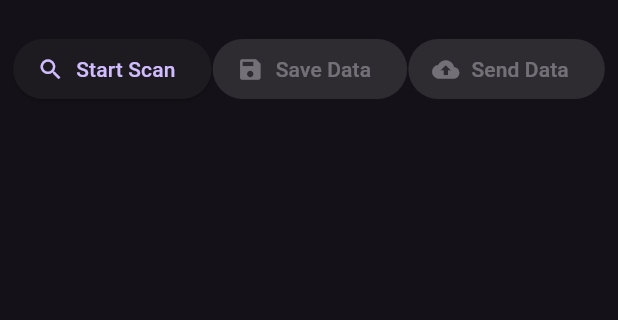
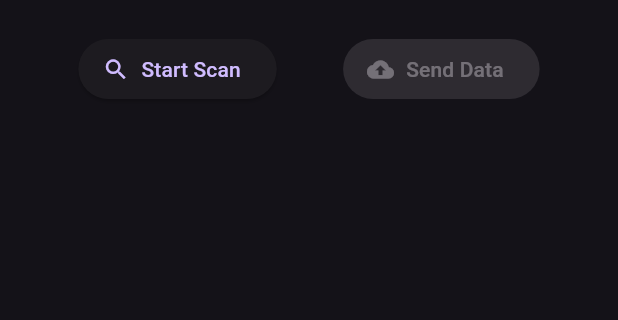
Before and after one commit to enkhbold470/nf_app2, a Flutter app: the screen it shows after launch, after a tap on "Start Scan", on a phone screen of 412 x 824 dp, the part 63-383 px from its top. Run offline on Flutter 3.47's test engine with Material 3 defaults, Android fonts, the phone set to English and light mode, and no system bars; our stand-ins replace flutter_blue_plus, permission_handler.

Commit message:
Refactor BLE connection logic and update data sending functionality

```diff
--- a/lib/main.dart
+++ b/lib/main.dart
@@ -5,7 +5,7 @@ import 'package:http/http.dart' as http;
 import 'dart:convert';
 import 'dart:async';
 import 'dart:io' show Platform;
-
+import 'dart:developer';
 void main() {
   runApp(const MyApp());
 }
@@ -42,11 +42,12 @@ class _HomePageState extends State<HomePage> {
   bool isConnected = false;
   StreamSubscription? connectionStateSubscription;
   StreamSubscription? characteristicSubscription;
-  StreamSubscription? bluetoothStateSubscription;
   final ScrollController _scrollController = ScrollController();
 
-  final String EEG_SERVICE_UUID =
-      "4fafc201-1fb5-459e-8fcc-c5c9c331914b"; // Replace with actual UUID
+  // BLE Configuration
+  final String DEVICE_NAME = "INKY-EEG";
+  final String SERVICE_UUID = "4fafc201-1fb5-459e-8fcc-c5c9c331914b";
+  final String CHARACTERISTIC_UUID = "beb5483e-36e1-4688-b7f5-ea07361b26a8";
 
   @override
   void initState() {
@@ -64,11 +65,6 @@ class _HomePageState extends State<HomePage> {
   }
 
   void startScan() {
-    // if (Platform.isWeb) {
-    //   _showSnackBar('Scanning not supported on web');
-    //   return;
-    // }
-
     setState(() {
       scanResults.clear();
       isScanning = true;
@@ -87,7 +83,8 @@ class _HomePageState extends State<HomePage> {
 
     FlutterBluePlus.scanResults.listen((results) {
       setState(() {
-        scanResults = results;
+        // Filter devices by name
+        scanResults = results.where((result) => result.device.name == DEVICE_NAME).toList();
       });
     });
   }
@@ -112,12 +109,16 @@ class _HomePageState extends State<HomePage> {
 
       List<BluetoothService> services = await device.discoverServices();
       for (var service in services) {
+        // Check if the service UUID matches
+        if (service.uuid.toString() == SERVICE_UUID) {
           for (var characteristic in service.characteristics) {
-          if (characteristic.properties.notify) {
+            // Check if the characteristic UUID matches
+            if (characteristic.uuid.toString() == CHARACTERISTIC_UUID && characteristic.properties.notify) {
               await characteristic.setNotifyValue(true);
               characteristicSubscription = characteristic.value.listen((value) {
                 _handleEEGData(value);
               });
+            }
           }
         }
       }
@@ -149,28 +150,22 @@ class _HomePageState extends State<HomePage> {
     }
   }
 
-  Future<void> saveData() async {
-    try {
-      final String jsonData = json.encode(eegData);
-      // Save to local storage or file system
-      _showSnackBar('Data saved successfully');
-    } catch (e) {
-      _showSnackBar('Failed to save data: ${e.toString()}');
-    }
-  }
-
 Future<void> sendDataToServer() async {
   try {
+    log('sending data: $eegData' );
     final response = await http.post(
-        Uri.parse('http://your-flask-server/eeg-data'),
-        headers: {'Content-Type': 'application/json'},
+      Uri.parse('https://3a01-50-196-183-41.ngrok-free.app/eeg-data'), // Updated endpoint
+      headers: {
+        'Content-Type': 'application/json',
+        'ngrok-skip-browser-warning': 'true', // Add this header
+      },
       body: json.encode({'data': eegData}),
     );
 
     if (response.statusCode == 200) {
       _showSnackBar('Data sent successfully');
     } else {
-        throw Exception('Failed to send data');
+      throw Exception('Failed to send data: ${response.statusCode}');
     }
   } catch (e) {
     _showSnackBar('Failed to send data: ${e.toString()}');
@@ -190,8 +185,7 @@ class _HomePageState extends State<HomePage> {
         title: const Text('EEG BLE Monitor'),
         actions: [
           IconButton(
-            icon:
-                Icon(isConnected ? Icons.bluetooth_connected : Icons.bluetooth),
+            icon: Icon(isConnected ? Icons.bluetooth_connected : Icons.bluetooth),
             onPressed: null,
           ),
         ],
@@ -206,13 +200,7 @@ class _HomePageState extends State<HomePage> {
                 ElevatedButton.icon(
                   icon: Icon(isScanning ? Icons.stop : Icons.search),
                   label: Text(isScanning ? 'Stop Scan' : 'Start Scan'),
-                  onPressed:
-                      isScanning ? () => FlutterBluePlus.stopScan() : startScan,
-                ),
-                ElevatedButton.icon(
-                  icon: const Icon(Icons.save),
-                  label: const Text('Save Data'),
-                  onPressed: isConnected ? saveData : null,
+                  onPressed: isScanning ? () => FlutterBluePlus.stopScan() : startScan,
                 ),
                 ElevatedButton.icon(
                   icon: const Icon(Icons.cloud_upload),
@@ -230,9 +218,7 @@ class _HomePageState extends State<HomePage> {
                 itemBuilder: (context, index) {
                   final result = scanResults[index];
                   return ListTile(
-                    title: Text(result.device.name.isEmpty
-                        ? 'Unknown Device'
-                        : result.device.name),
+                    title: Text(result.device.name.isEmpty ? 'Unknown Device' : result.device.name),
                     subtitle: Text(result.device.id.toString()),
                     trailing: ElevatedButton(
                       child: const Text('Connect'),
@@ -281,7 +267,6 @@ class _HomePageState extends State<HomePage> {
 
   @override
   void dispose() {
-    bluetoothStateSubscription?.cancel();
     connectionStateSubscription?.cancel();
     characteristicSubscription?.cancel();
     _scrollController.dispose();
```
Also changed, not shown: flutter_01.png (added). Lines whose indentation alone changed are shown as unchanged.
